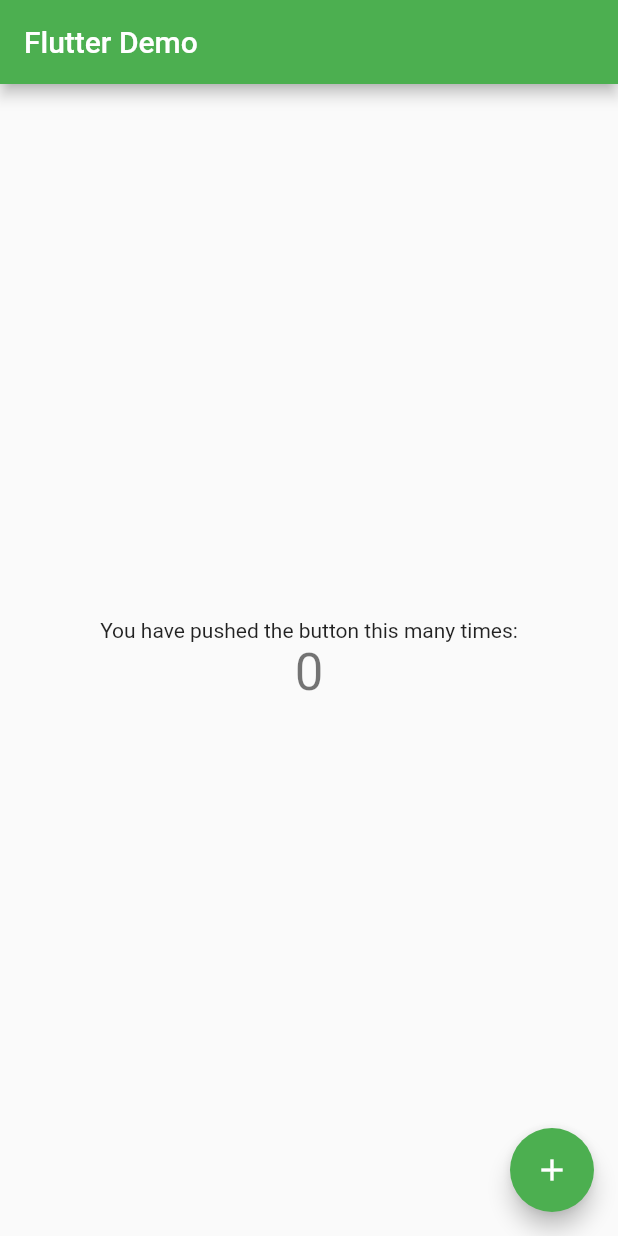
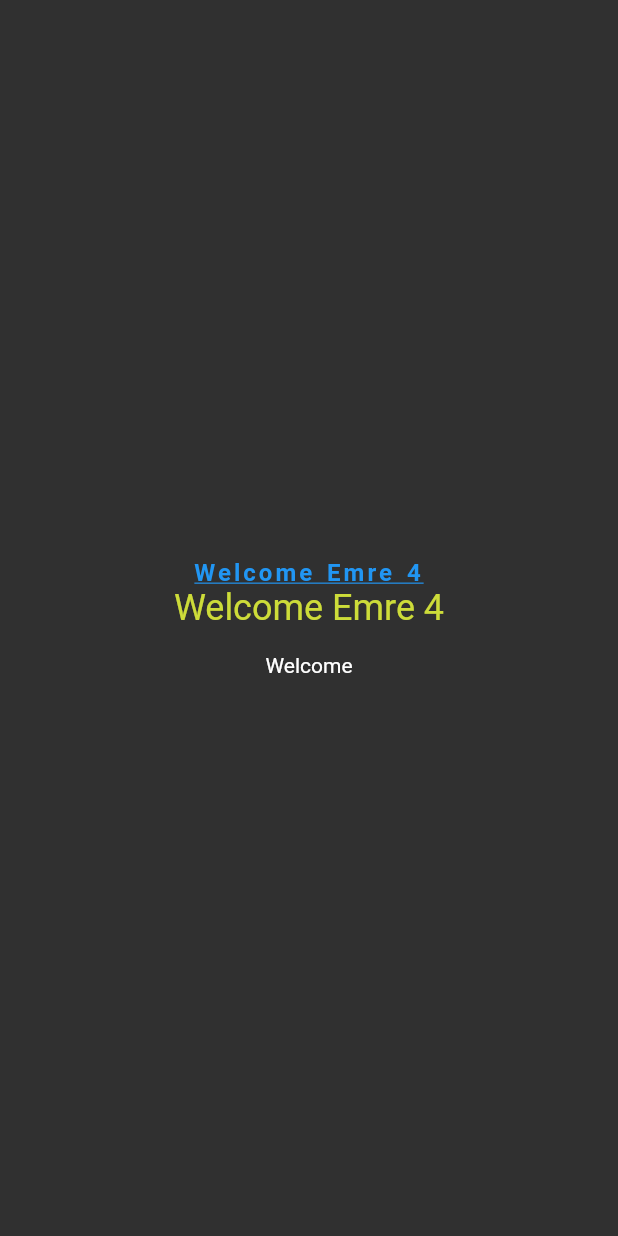
Before and after one commit to emrecan-balgun/flutter-course, a Flutter app: the screen it shows after launch, on a phone screen of 412 x 824 dp. Run offline on Flutter 3.47's test engine with Material 2 defaults, Android fonts, the phone set to English and light mode, and no system bars.

Commit message:
add text learn view and update main.dart

```diff
--- /dev/null
+++ b/flutter_full_learn/lib/101/text_learn_view.dart
@@ -0,0 +1,56 @@
+import 'package:flutter/material.dart';
+
+class TextLearnView extends StatelessWidget {
+  TextLearnView({super.key, this.userName});
+  final String name = 'Emre';
+
+  final String? userName;
+  final ProjectKeys keys = ProjectKeys();
+
+  @override
+  Widget build(BuildContext context) {
+    return Scaffold(
+      body: Center(
+        child: Column(
+          mainAxisAlignment: MainAxisAlignment.center,
+          children: [
+            Text(
+              ('Welcome $name ${name.length}'), // best practice
+              maxLines: 2,
+              overflow: TextOverflow.ellipsis,
+              textAlign: TextAlign.right,
+              style: ProjectStyles.welcomeStyle,
+            ),
+            Text(
+              ('Welcome $name ${name.length}'), // best practice
+              maxLines: 2,
+              overflow: TextOverflow.ellipsis,
+              textAlign: TextAlign.right,
+              style: Theme.of(context).textTheme.headline5?.copyWith(color: ProjectColors.welcomeColor),
+            ),
+            Text(userName ?? ''),
+            Text(keys.welcome),
+          ],
+        ),
+      ),
+    );
+  }
+}
+
+class ProjectStyles {
+  static TextStyle welcomeStyle = const TextStyle(
+      wordSpacing: 2,
+      letterSpacing: 2,
+      color: Colors.blue,
+      fontSize: 16,
+      fontWeight: FontWeight.w600,
+      decoration: TextDecoration.underline);
+}
+
+class ProjectColors {
+  static Color welcomeColor = Colors.lime;
+}
+
+class ProjectKeys {
+  final String welcome = "Welcome";
+}
--- a/flutter_full_learn/lib/main.dart
+++ b/flutter_full_learn/lib/main.dart
@@ -1,4 +1,5 @@
 import 'package:flutter/material.dart';
+import 'package:flutter_full_learn/101/text_learn_view.dart';
 
 void main() {
   runApp(const MyApp());
@@ -7,109 +8,12 @@
 class MyApp extends StatelessWidget {
   const MyApp({super.key});
 
-  // This widget is the root of your application.
   @override
   Widget build(BuildContext context) {
     return MaterialApp(
       title: 'Flutter Demo',
-      theme: ThemeData(
-        // This is the theme of your application.
-        //
-        // Try running your application with "flutter run". You'll see the
-        // application has a blue toolbar. Then, without quitting the app, try
-        // changing the primarySwatch below to Colors.green and then invoke
-        // "hot reload" (press "r" in the console where you ran "flutter run",
-        // or simply save your changes to "hot reload" in a Flutter IDE).
-        // Notice that the counter didn't reset back to zero; the application
-        // is not restarted.
-        primarySwatch: Colors.green,
-      ),
-      home: const MyHomePage(title: 'Flutter Demo'),
+      theme: ThemeData.dark(),
+      home: TextLearnView(),
     );
   }
 }
-
-class MyHomePage extends StatefulWidget {
-  const MyHomePage({super.key, required this.title});
-
-  // This widget is the home page of your application. It is stateful, meaning
-  // that it has a State object (defined below) that contains fields that affect
-  // how it looks.
-
-  // This class is the configuration for the state. It holds the values (in this
-  // case the title) provided by the parent (in this case the App widget) and
-  // used by the build method of the State. Fields in a Widget subclass are
-  // always marked "final".
-
-  final String title;
-
-  @override
-  State<MyHomePage> createState() => _MyHomePageState();
-}
-
-class _MyHomePageState extends State<MyHomePage> {
-  int _counter = 0;
-
-  void _incrementCounter() {
-    setState(() {
-      // This call to setState tells the Flutter framework that something has
-      // changed in this State, which causes it to rerun the build method below
-      // so that the display can reflect the updated values. If we changed
-      // _counter without calling setState(), then the build method would not be
-      // called again, and so nothing would appear to happen.
-      _counter++;
-    });
-  }
-
-  @override
-  Widget build(BuildContext context) {
-    // This method is rerun every time setState is called, for instance as done
-    // by the _incrementCounter method above.
-    //
-    // The Flutter framework has been optimized to make rerunning build methods
-    // fast, so that you can just rebuild anything that needs updating rather
-    // than having to individually change instances of widgets.
-    return Scaffold(
-      appBar: AppBar(
-        // Here we take the value from the MyHomePage object that was created by
-        // the App.build method, and use it to set our appbar title.
-        title: Text(widget.title),
-      ),
-      body: Center(
-        // Center is a layout widget. It takes a single child and positions it
-        // in the middle of the parent.
-        child: Column(
-          // Column is also a layout widget. It takes a list of children and
-          // arranges them vertically. By default, it sizes itself to fit its
-          // children horizontally, and tries to be as tall as its parent.
-          //
-          // Invoke "debug painting" (press "p" in the console, choose the
-          // "Toggle Debug Paint" action from the Flutter Inspector in Android
-          // Studio, or the "Toggle Debug Paint" command in Visual Studio Code)
-          // to see the wireframe for each widget.
-          //
-          // Column has various properties to control how it sizes itself and
-          // how it positions its children. Here we use mainAxisAlignment to
-          // center the children vertically; the main axis here is the vertical
-          // axis because Columns are vertical (the cross axis would be
-          // horizontal).
-          mainAxisAlignment: MainAxisAlignment.center,
-          children: <Widget>[
-            const Text(
-              'You have pushed the button this many times:',
-            ),
-            Text(
-              '$_counter',
-              style: Theme.of(context).textTheme.headline4,
-            ),
-          ],
-        ),
-      ),
-      floatingActionButton: FloatingActionButton(
-        onPressed: _incrementCounter,
-        tooltip: 'Increment',
-        child: const Icon(Icons.add),
-      ), // This trailing comma makes auto-formatting nicer for build methods.
-    );
-  }
-}
```
